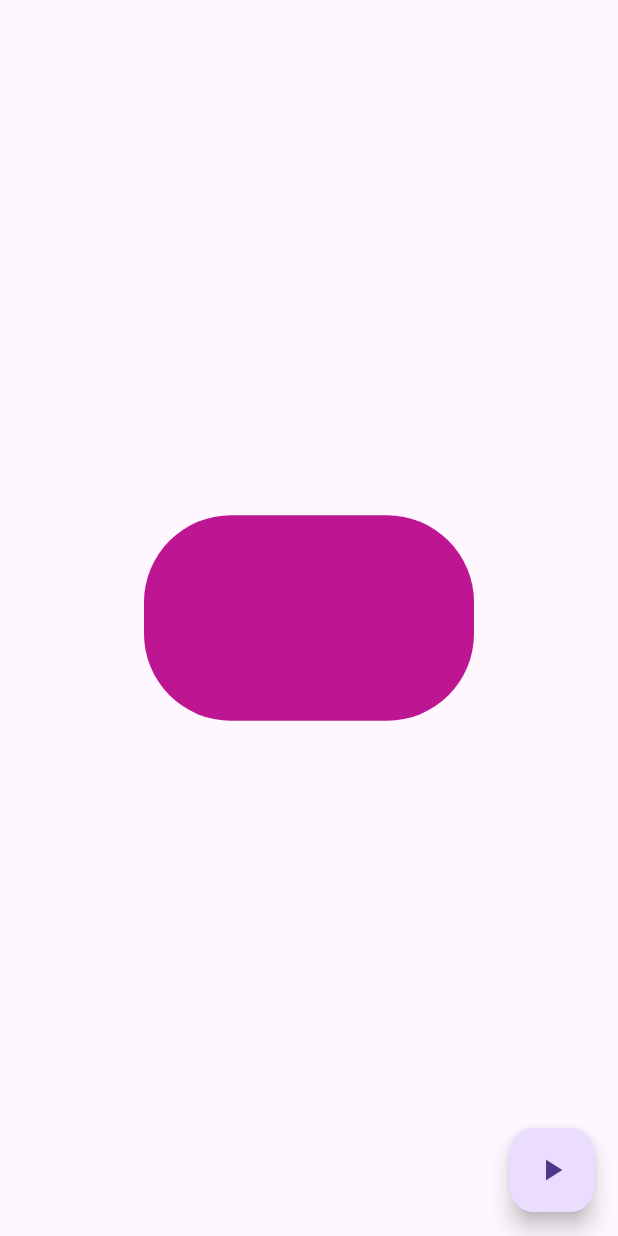
After one commit to anhkien7780/animation, a Flutter app: the AnimatedContainerApp screen opened by its route, after a tap on the "play arrow" icon, on a phone screen of 412 x 824 dp. The commit adds this screen. Run offline on Flutter 3.47's test engine with Material 3 defaults, Android fonts, the phone set to English and light mode, and no system bars.

Commit message:
feat: animated widget

```diff
--- a/lib/main.dart
+++ b/lib/main.dart
@@ -1,6 +1,7 @@
 import 'package:animation/router/app_route.dart';
-import 'package:animation/ui/pages/animation_controller/physics_card_demo.dart';
+import 'package:animation/ui/pages/animated_container_app/AnimatedContainerApp.dart';
 import 'package:animation/ui/pages/first_page/first_page.dart';
+import 'package:animation/ui/pages/physics_card_demo/physics_card_demo.dart';
 import 'package:flutter/material.dart';
 
 void main() {
@@ -17,6 +18,7 @@ class MyApp extends StatelessWidget {
         AppRoute.mainPage: (context) => const MainPage(),
         AppRoute.pageRouteBuilderPage: (context) => const FirstPage(),
         AppRoute.physicsCardDemo: (context) => const PhysicsCardDemo(),
+        AppRoute.animatedContainerApp: (context) => const AnimatedContainerApp(),
       },
       initialRoute: AppRoute.mainPage,
     );
@@ -45,6 +47,12 @@ class MainPage extends StatelessWidget {
               },
               child: Text("Physics Card Demo"),
             ),
+            OutlinedButton(
+              onPressed: () {
+                Navigator.pushNamed(context, AppRoute.animatedContainerApp);
+              },
+              child: Text("Animated Container App"),
+            ),
           ],
         ),
       ),
--- a/lib/router/app_route.dart
+++ b/lib/router/app_route.dart
@@ -2,4 +2,5 @@ class AppRoute{
   static const String mainPage = "/";
   static const String pageRouteBuilderPage = "/page_route_builder";
   static const String physicsCardDemo = "/physics_card_demo";
+  static const String animatedContainerApp = "animated_container_app";
 }
--- /dev/null
+++ b/lib/ui/pages/animated_container_app/AnimatedContainerApp.dart
@@ -0,0 +1,51 @@
+import 'dart:math';
+
+import 'package:flutter/material.dart';
+
+class AnimatedContainerApp extends StatefulWidget {
+  const AnimatedContainerApp({super.key});
+
+  @override
+  State<AnimatedContainerApp> createState() => _AnimatedContainerAppState();
+}
+
+class _AnimatedContainerAppState extends State<AnimatedContainerApp> {
+  double _width = 50;
+  double _height = 50;
+  Color _color = Colors.green;
+  BorderRadiusGeometry _borderRadius = BorderRadius.circular(8);
+
+  @override
+  Widget build(BuildContext context) {
+    return Scaffold(
+      floatingActionButton: FloatingActionButton(
+        onPressed: () {
+          setState(() {
+            final random = Random();
+            _width = random.nextInt(300).toDouble();
+            _height = random.nextInt(300).toDouble();
+            _color = Color.fromRGBO(
+              random.nextInt(256),
+              random.nextInt(256),
+              random.nextInt(256),
+              1,
+            );
+            _borderRadius = BorderRadius.circular(
+              random.nextInt(100).toDouble(),
+            );
+          });
+        },
+        child: const Icon(Icons.play_arrow),
+      ),
+      body: Center(
+        child: AnimatedContainer(
+          duration: const Duration(seconds: 1),
+          width: _width,
+          height: _height,
+          decoration: BoxDecoration(color: _color, borderRadius: _borderRadius),
+          curve: Curves.fastOutSlowIn,
+        ),
+      ),
+    );
+  }
+}
--- a/lib/ui/pages/animation_controller/physics_card_demo.dart
+++ b/lib/ui/pages/physics_card_demo/physics_card_demo.dart
@@ -1,4 +1,4 @@
-import 'package:animation/ui/pages/animation_controller/widgets/draggable_card.dart';
+import 'package:animation/ui/pages/physics_card_demo/widgets/draggable_card.dart';
 import 'package:flutter/material.dart';
 
 class PhysicsCardDemo extends StatelessWidget {
```
Also changed, not shown: lib/ui/pages/physics_card_demo/widgets/draggable_card.dart (renamed from lib/ui/pages/animation_controller/widgets/draggable_card.dart).
